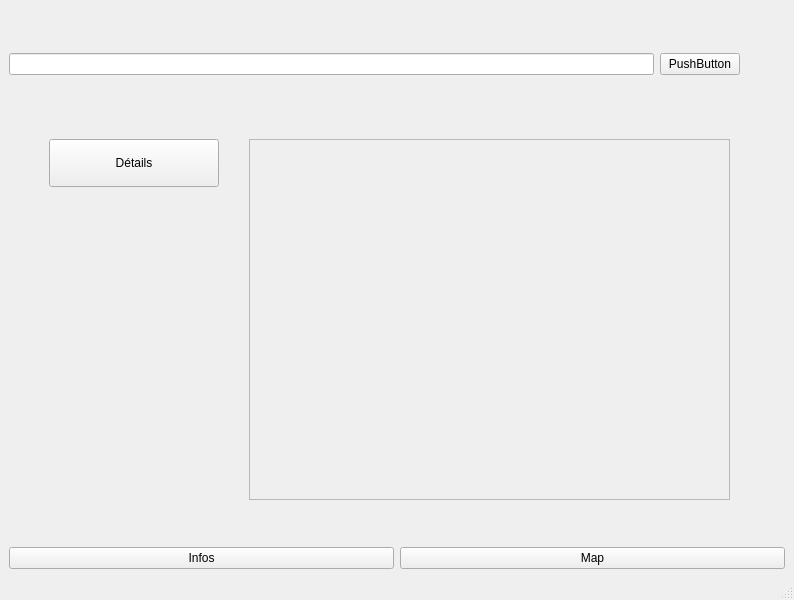
The window that mainWindow.ui (Owkly/Qt-JO-MapApplication) describes before a commit, drawn with Qt 5.
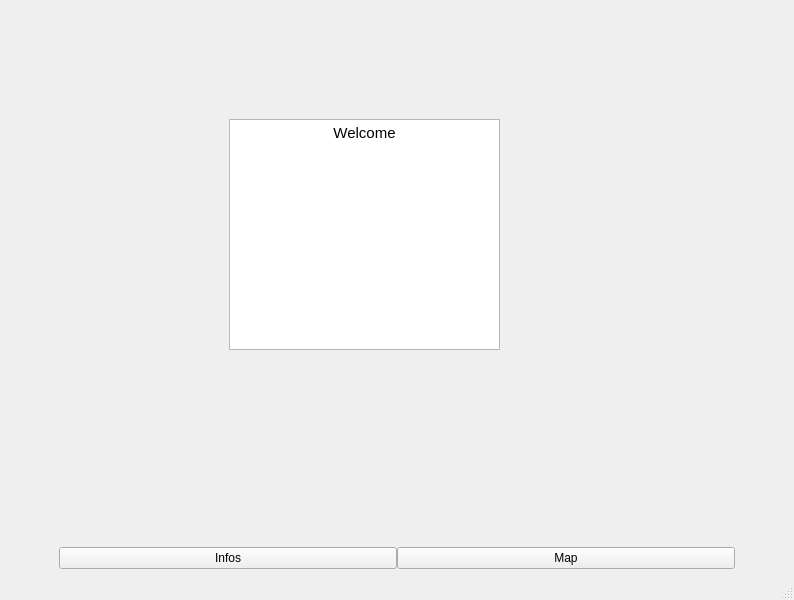
The same window after the commit. The open tabs and pages were chosen to show the change.

```diff
--- a/mainWindow.ui
+++ b/mainWindow.ui
@@ -16,7 +16,16 @@
   <widget class="QWidget" name="centralwidget">
    <layout class="QGridLayout" name="gridLayout">
     <item row="1" column="0">
-     <layout class="QHBoxLayout" name="horizontalLayout_3">
+     <layout class="QHBoxLayout" name="menuLayout">
+      <property name="spacing">
+       <number>0</number>
+      </property>
+      <property name="leftMargin">
+       <number>50</number>
+      </property>
+      <property name="rightMargin">
+       <number>50</number>
+      </property>
       <item>
        <widget class="QPushButton" name="openInfoMainButton">
         <property name="text">
@@ -38,6 +47,26 @@
       <property name="currentIndex">
        <number>0</number>
       </property>
+      <widget class="QWidget" name="homePage">
+       <widget class="QTextEdit" name="welcomeMessage">
+        <property name="geometry">
+         <rect>
+          <x>220</x>
+          <y>110</y>
+          <width>271</width>
+          <height>231</height>
+         </rect>
+        </property>
+        <property name="html">
+         <string>&lt;!DOCTYPE HTML PUBLIC &quot;-//W3C//DTD HTML 4.0//EN&quot; &quot;http://www.w3.org/TR/REC-html40/strict.dtd&quot;&gt;
+&lt;html&gt;&lt;head&gt;&lt;meta name=&quot;qrichtext&quot; content=&quot;1&quot; /&gt;&lt;style type=&quot;text/css&quot;&gt;
+p, li { white-space: pre-wrap; }
+&lt;/style&gt;&lt;/head&gt;&lt;body style=&quot; font-family:'Ubuntu'; font-size:11pt; font-weight:400; font-style:normal;&quot;&gt;
+&lt;p align=&quot;center&quot; style=&quot; margin-top:0px; margin-bottom:0px; margin-left:0px; margin-right:0px; -qt-block-indent:0; text-indent:0px;&quot;&gt;Welcome&lt;/p&gt;
+&lt;p align=&quot;center&quot; style=&quot;-qt-paragraph-type:empty; margin-top:0px; margin-bottom:0px; margin-left:0px; margin-right:0px; -qt-block-indent:0; text-indent:0px;&quot;&gt;&lt;br /&gt;&lt;/p&gt;&lt;/body&gt;&lt;/html&gt;</string>
+        </property>
+       </widget>
+      </widget>
       <widget class="QWidget" name="infoPage">
        <widget class="QPushButton" name="openDetailedInfoButton">
         <property name="geometry">
@@ -68,7 +97,7 @@
          <item>
           <widget class="QPushButton" name="pushButton">
            <property name="text">
-            <string>PushButton</string>
+            <string>search</string>
            </property>
           </widget>
          </item>
```
Left out of the diff: 6 changed lines with no effect on the pictures.
